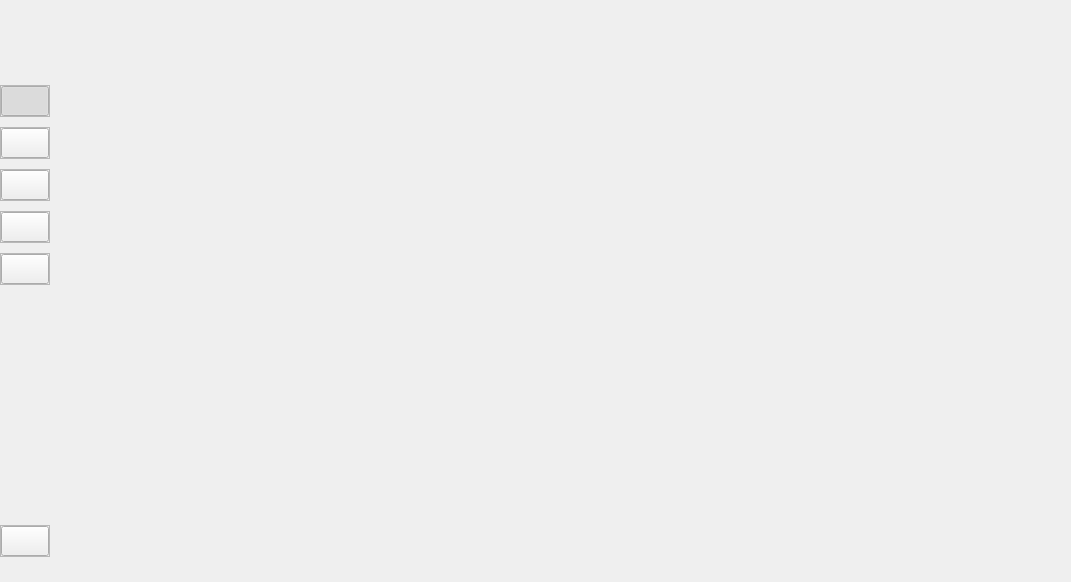
First picture: the form in form.ui, repository ISongwuts/BillApp-V2, before the edit.
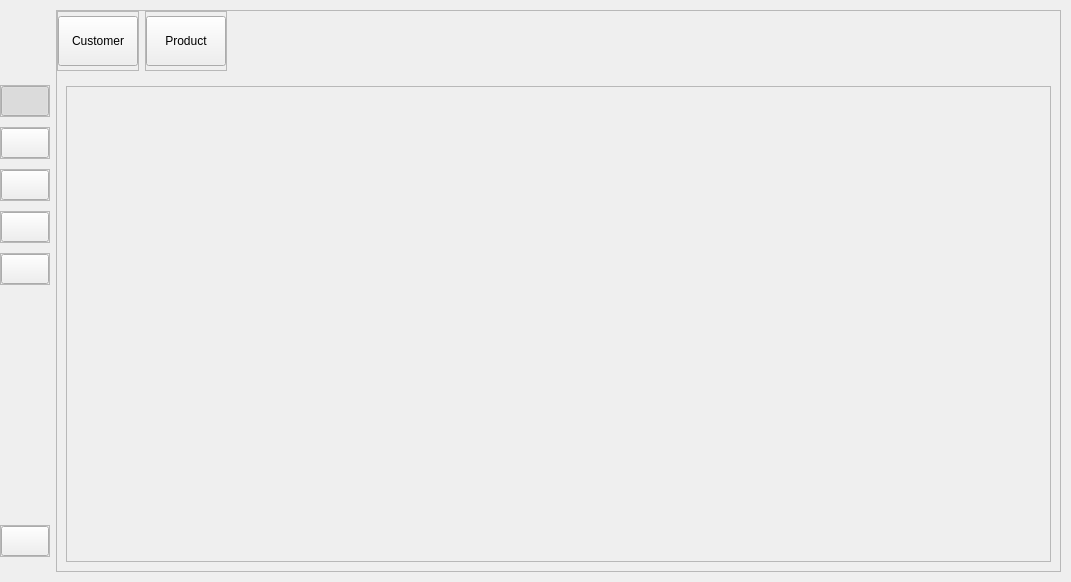
Second picture: the form after the edit. The open tabs and pages were chosen to show the change. Icons and pictures are not drawn.

Commit message: Created database page ui

```diff
--- a/form.ui
+++ b/form.ui
@@ -2997,10 +2997,259 @@
               <string notr="true"/>
              </property>
             </widget>
-            <widget class="QWidget" name="customerPage">
+            <widget class="QWidget" name="databasePage">
              <property name="styleSheet">
               <string notr="true"/>
              </property>
+             <layout class="QVBoxLayout" name="verticalLayout_68">
+              <property name="leftMargin">
+               <number>0</number>
+              </property>
+              <property name="topMargin">
+               <number>0</number>
+              </property>
+              <property name="rightMargin">
+               <number>0</number>
+              </property>
+              <property name="bottomMargin">
+               <number>0</number>
+              </property>
+              <item>
+               <widget class="QScrollArea" name="scrollArea_3">
+                <property name="widgetResizable">
+                 <bool>true</bool>
+                </property>
+                <widget class="QWidget" name="scrollAreaWidgetContents_3">
+                 <property name="geometry">
+                  <rect>
+                   <x>0</x>
+                   <y>0</y>
+                   <width>1003</width>
+                   <height>560</height>
+                  </rect>
+                 </property>
+                 <layout class="QVBoxLayout" name="verticalLayout_69">
+                  <property name="leftMargin">
+                   <number>0</number>
+                  </property>
+                  <property name="topMargin">
+                   <number>0</number>
+                  </property>
+                  <property name="rightMargin">
+                   <number>0</number>
+                  </property>
+                  <property name="bottomMargin">
+                   <number>0</number>
+                  </property>
+                  <item>
+                   <widget class="QWidget" name="databaseMenuSection" native="true">
+                    <property name="minimumSize">
+                     <size>
+                      <width>0</width>
+                      <height>60</height>
+                     </size>
+                    </property>
+                    <property name="maximumSize">
+                     <size>
+                      <width>16777215</width>
+                      <height>60</height>
+                     </size>
+                    </property>
+                    <layout class="QVBoxLayout" name="verticalLayout_70">
+                     <property name="leftMargin">
+                      <number>0</number>
+                     </property>
+                     <property name="topMargin">
+                      <number>0</number>
+                     </property>
+                     <property name="rightMargin">
+                      <number>0</number>
+                     </property>
+                     <property name="bottomMargin">
+                      <number>0</number>
+                     </property>
+                     <item alignment="Qt::AlignLeft">
+                      <widget class="QWidget" name="widget_31" native="true">
+                       <layout class="QHBoxLayout" name="horizontalLayout_25">
+                        <property name="leftMargin">
+                         <number>0</number>
+                        </property>
+                        <property name="topMargin">
+                         <number>0</number>
+                        </property>
+                        <property name="rightMargin">
+                         <number>0</number>
+                        </property>
+                        <property name="bottomMargin">
+                         <number>0</number>
+                        </property>
+                        <item>
+                         <widget class="QFrame" name="frame_39">
+                          <property name="frameShape">
+                           <enum>QFrame::StyledPanel</enum>
+                          </property>
+                          <property name="frameShadow">
+                           <enum>QFrame::Raised</enum>
+                          </property>
+                          <layout class="QVBoxLayout" name="verticalLayout_71">
+                           <property name="leftMargin">
+                            <number>0</number>
+                           </property>
+                           <property name="topMargin">
+                            <number>0</number>
+                           </property>
+                           <property name="rightMargin">
+                            <number>0</number>
+                           </property>
+                           <property name="bottomMargin">
+                            <number>0</number>
+                           </property>
+                           <item>
+                            <widget class="QPushButton" name="goToCustomerInputPage">
+                             <property name="minimumSize">
+                              <size>
+                               <width>75</width>
+                               <height>50</height>
+                              </size>
+                             </property>
+                             <property name="maximumSize">
+                              <size>
+                               <width>16777215</width>
+                               <height>50</height>
+                              </size>
+                             </property>
+                             <property name="cursor">
+                              <cursorShape>PointingHandCursor</cursorShape>
+                             </property>
+                             <property name="text">
+                              <string>Customer</string>
+                             </property>
+                             <property name="checkable">
+                              <bool>true</bool>
+                             </property>
+                            </widget>
+                           </item>
+                          </layout>
+                         </widget>
+                        </item>
+                        <item>
+                         <widget class="QFrame" name="frame_40">
+                          <property name="frameShape">
+                           <enum>QFrame::StyledPanel</enum>
+                          </property>
+                          <property name="frameShadow">
+                           <enum>QFrame::Raised</enum>
+                          </property>
+                          <layout class="QVBoxLayout" name="verticalLayout_72">
+                           <property name="leftMargin">
+                            <number>0</number>
+                           </property>
+                           <property name="topMargin">
+                            <number>0</number>
+                           </property>
+                           <property name="rightMargin">
+                            <number>0</number>
+                           </property>
+                           <property name="bottomMargin">
+                            <number>0</number>
+                           </property>
+                           <item>
+                            <widget class="QPushButton" name="goToProductInputPage">
+                             <property name="minimumSize">
+                              <size>
+                               <width>75</width>
+                               <height>50</height>
+                              </size>
+                             </property>
+                             <property name="maximumSize">
+                              <size>
+                               <width>16777215</width>
+                               <height>50</height>
+                              </size>
+                             </property>
+                             <property name="cursor">
+                              <cursorShape>PointingHandCursor</cursorShape>
+                             </property>
+                             <property name="text">
+                              <string>Product</string>
+                             </property>
+                             <property name="checkable">
+                              <bool>true</bool>
+                             </property>
+                            </widget>
+                           </item>
+                          </layout>
+                         </widget>
+                        </item>
+                       </layout>
+                      </widget>
+                     </item>
+                    </layout>
+                   </widget>
+                  </item>
+                  <item>
+                   <widget class="QWidget" name="databaseInputSection" native="true">
+                    <layout class="QVBoxLayout" name="verticalLayout_73">
+                     <item>
+                      <widget class="QStackedWidget" name="subMenuStackPages_2">
+                       <widget class="QWidget" name="customerPage">
+                        <layout class="QVBoxLayout" name="verticalLayout_74">
+                         <property name="leftMargin">
+                          <number>0</number>
+                         </property>
+                         <property name="topMargin">
+                          <number>0</number>
+                         </property>
+                         <property name="rightMargin">
+                          <number>0</number>
+                         </property>
+                         <property name="bottomMargin">
+                          <number>0</number>
+                         </property>
+                         <item>
+                          <widget class="QScrollArea" name="scrollArea_4">
+                           <property name="widgetResizable">
+                            <bool>true</bool>
+                           </property>
+                           <widget class="QWidget" name="scrollAreaWidgetContents_4">
+                            <property name="geometry">
+                             <rect>
+                              <x>0</x>
+                              <y>0</y>
+                              <width>983</width>
+                              <height>474</height>
+                             </rect>
+                            </property>
+                            <layout class="QVBoxLayout" name="verticalLayout_75">
+                             <property name="leftMargin">
+                              <number>0</number>
+                             </property>
+                             <property name="topMargin">
+                              <number>0</number>
+                             </property>
+                             <property name="rightMargin">
+                              <number>0</number>
+                             </property>
+                             <item>
+                              <widget class="QWidget" name="widget_32" native="true"/>
+                             </item>
+                            </layout>
+                           </widget>
+                          </widget>
+                         </item>
+                        </layout>
+                       </widget>
+                       <widget class="QWidget" name="productPage"/>
+                      </widget>
+                     </item>
+                    </layout>
+                   </widget>
+                  </item>
+                 </layout>
+                </widget>
+               </widget>
+              </item>
+             </layout>
             </widget>
            </widget>
           </item>
```
Left out of the diff: 33 changed lines with no effect on the pictures. The commit also changes 9 other files.
